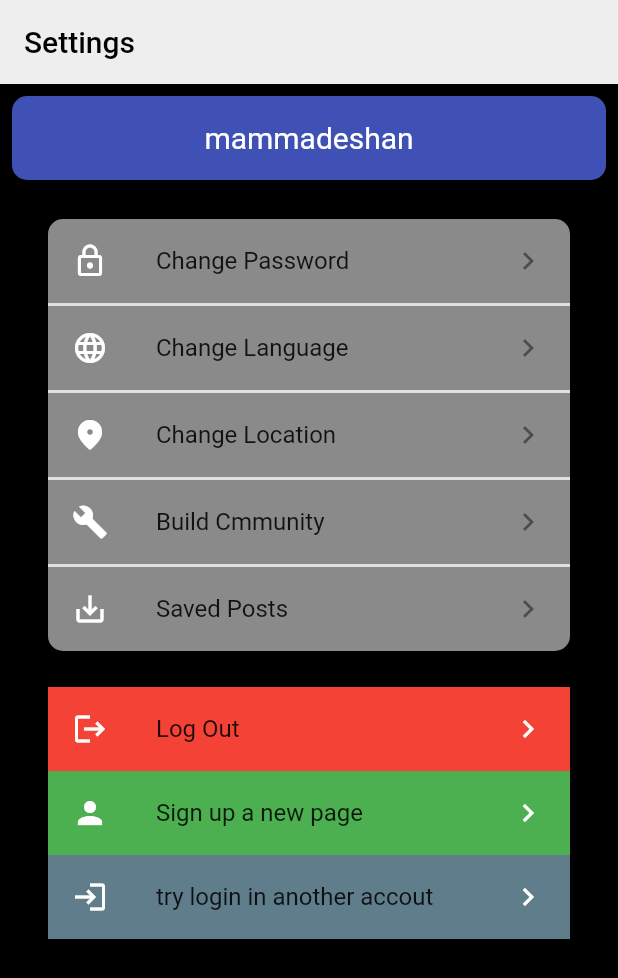
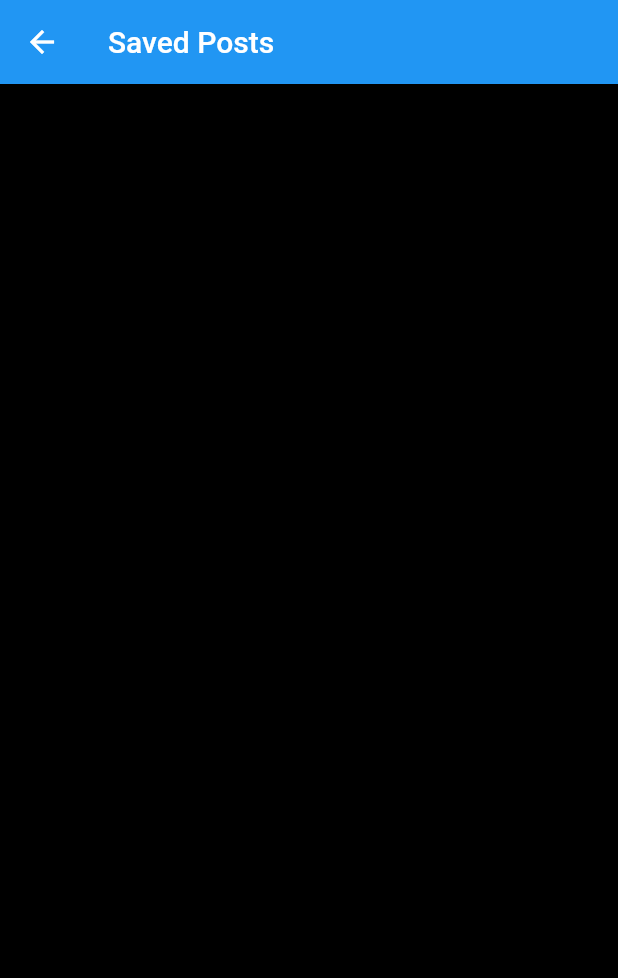
Before and after one commit to MohammadHuseyn/Reddit-SBU, a Flutter app: the Settings screen opened directly with sample values from the repository, after a tap on "Saved Posts", on a phone screen of 412 x 824 dp. Shown: the top 978 px of the screen. Run offline on Flutter 3.47's test engine with Material 2 defaults, Android fonts, the light colour scheme and no system bars; our stand-ins replace file_picker; missing offline and left inert: dart:html, firebase_auth_web, firebase_core_web, google_sign_in_web; accounts and stored records are empty.

Commit message:
user can see saved posts now

```diff
--- a/lib/bottomSwitcher/settings.dart
+++ b/lib/bottomSwitcher/settings.dart
@@ -1,6 +1,8 @@
 import 'package:flutter/material.dart';
 import 'package:test_mu/Authentication/Login.dart';
 import 'package:test_mu/Authentication/Signup.dart';
+import 'package:test_mu/PageNavigator.dart';
+import 'package:test_mu/setting%20pages/SavedPosts.dart';
 
 import '../Classes/User.dart';
 
@@ -124,7 +126,7 @@ class _SettingsState extends State<Settings> {
                         ),
                         title: Text("Saved Posts"),
                         trailing: Icon(Icons.keyboard_arrow_right),
-                        onTap: () {},
+                        onTap: () {Navigator.push(context, MaterialPageRoute(builder: (context) => SavedPosts(savedPosts: mainUser.savedPosts,)));},
                       ),
                     ],
                   ),
--- /dev/null
+++ b/lib/setting pages/SavedPosts.dart
@@ -0,0 +1,30 @@
+import 'package:flutter/cupertino.dart';
+import 'package:flutter/material.dart';
+import 'package:test_mu/bottomSwitcher/PostItem.dart';
+
+import '../Classes/Post.dart';
+
+class SavedPosts extends StatefulWidget {
+  SavedPosts({this.savedPosts});
+  List<Post> savedPosts;
+  @override
+  State<SavedPosts> createState() => _SavedPostsState();
+}
+
+class _SavedPostsState extends State<SavedPosts> {
+  @override
+  Widget build(BuildContext context) {
+    return Scaffold(
+      appBar: AppBar(
+        title: Text("Saved Posts"),
+      ),
+      backgroundColor: Colors.black,
+      body: ListView.builder(
+        itemCount: widget.savedPosts.length,
+        itemBuilder: (context,index){
+          return PostItem(post: widget.savedPosts.elementAt(index));
+        },
+      ),
+    );
+  }
+}
```
